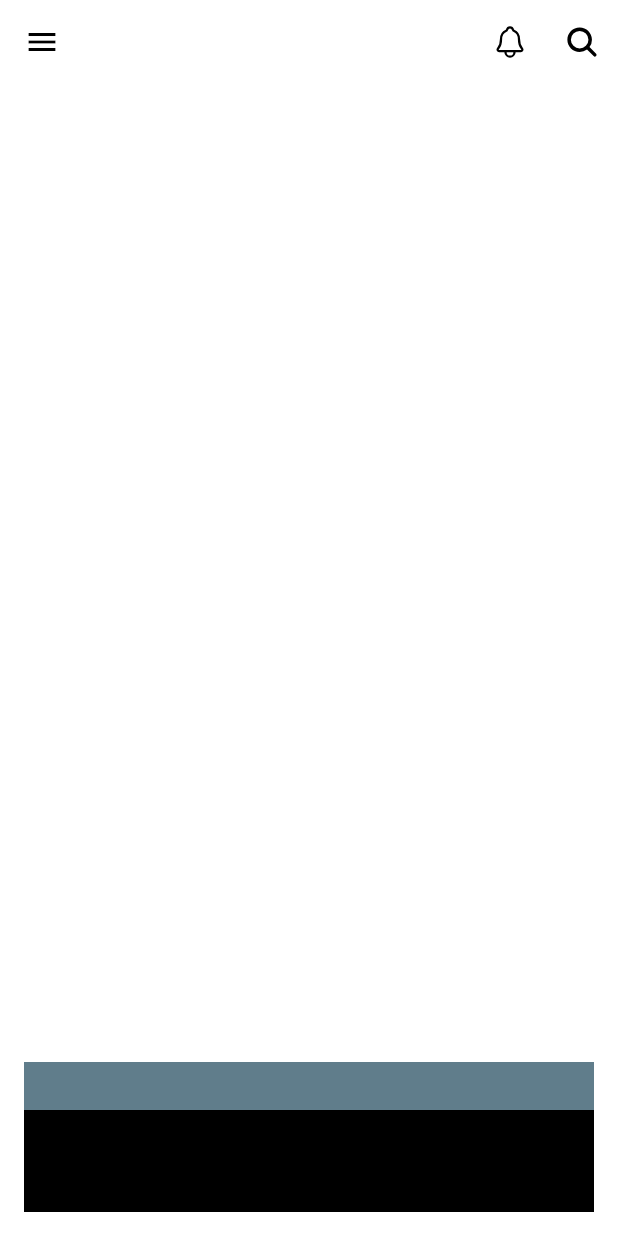
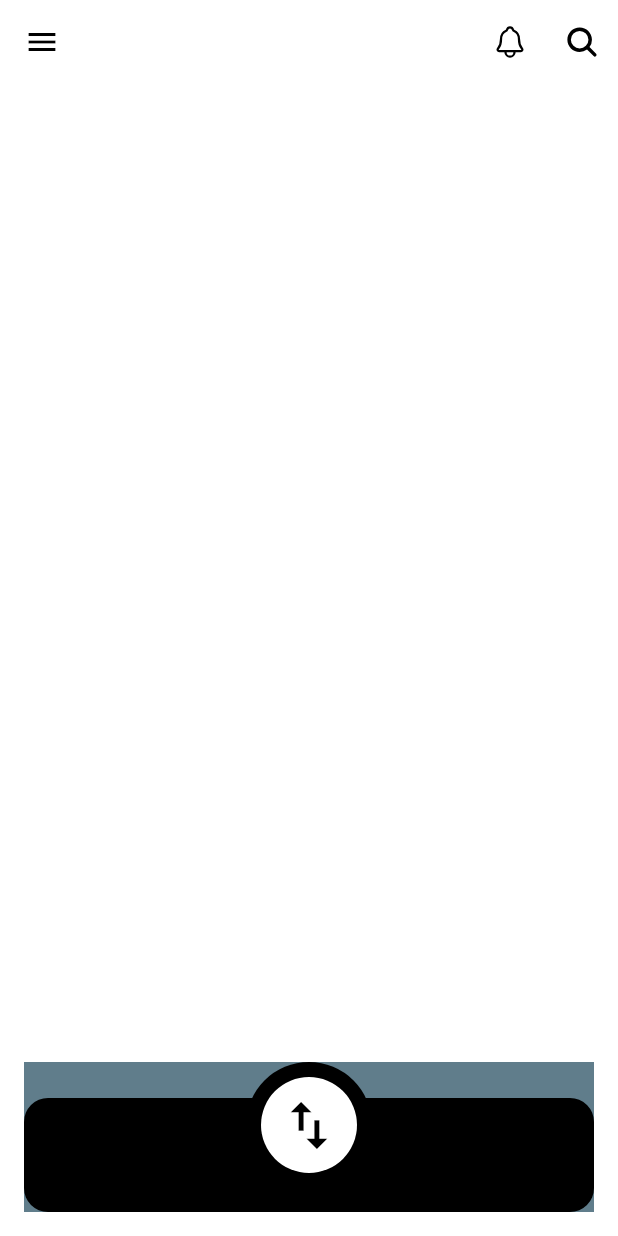
Before and after one commit to JAICHANGPARK/flutter_notebook_chapter_24, a Flutter app: the screen it shows after launch, on a phone screen of 412 x 824 dp. Run offline on Flutter 3.47's test engine with Material 2 defaults, Android fonts, the phone set to English and light mode, and no system bars; our stand-ins replace freezed_annotation, ionicons.

Commit message:
Update cwa_main_page.dart

```diff
--- a/lib/ep1357_crypto_wallet_app/view/cwa_main_page.dart
+++ b/lib/ep1357_crypto_wallet_app/view/cwa_main_page.dart
@@ -53,13 +53,40 @@ class _CryptoWalletAppMainPageState extends State<CryptoWalletAppMainPage> {
                     left: 0,
                     right: 0,
                     bottom: 0,
-                      top: 32,
+                    top: 24,
                     child: Container(
+                      decoration: BoxDecoration(
+                        borderRadius: BorderRadius.circular(16),
                         color: Colors.black,
+                      ),
                       child: Row(
                         children: [],
                       ),
-                      ))
+                    ),
+                  ),
+                  Positioned(
+                    left: 0,
+                    right: 0,
+                    top: 0,
+                    bottom: 16,
+                    child: Container(
+                      decoration: BoxDecoration(
+                        color: Colors.black,
+                        shape: BoxShape.circle,
+                      ),
+                      child: Center(
+                        child: CircleAvatar(
+                          backgroundColor: Colors.white,
+                          foregroundColor: Colors.black,
+                          child: Icon(
+                            Icons.import_export,
+                            size: 42,
+                          ),
+                          radius: 32,
+                        ),
+                      ),
+                    ),
+                  )
                 ],
               ),
             ),
```
Lines whose indentation alone changed are shown as unchanged.
